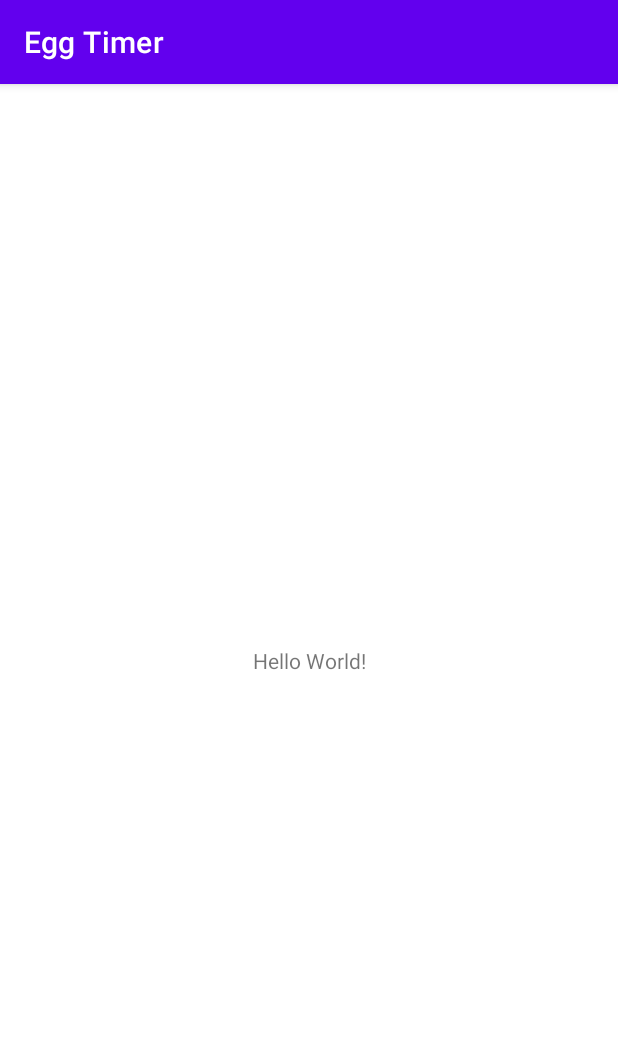
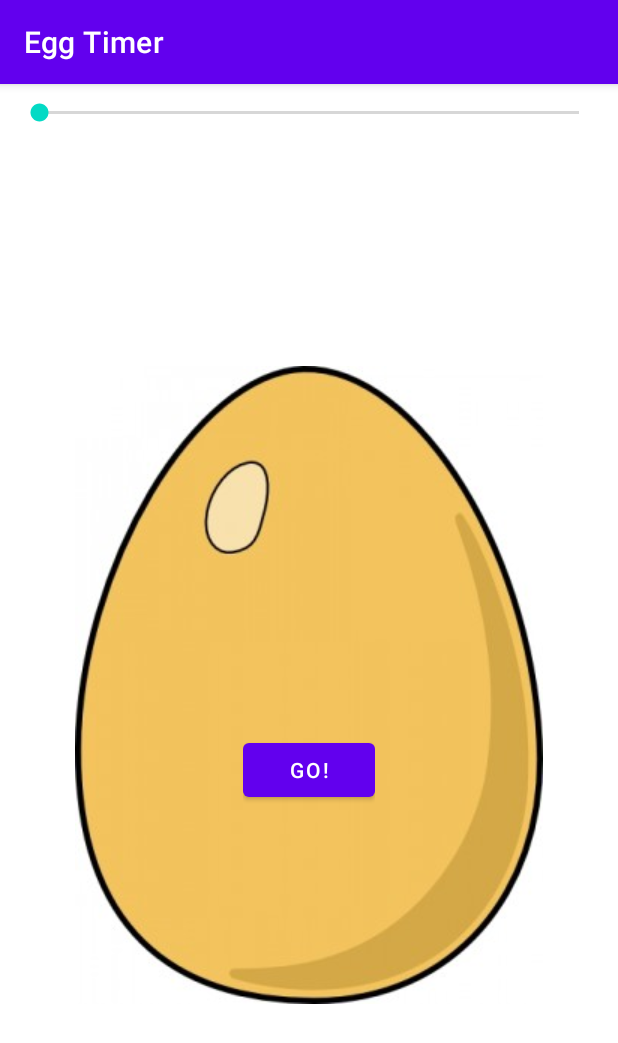
Before and after one commit to DevStar999/egg-timer, an Android app: the screen it shows after launch (MainActivity), on a phone screen of 412 x 824 dp. Shown: the top 1043 px of the screen. Run offline under Robolectric (Android 15) with nearby library versions, the phone set to English and light mode, and no system bars.

Commit message:
Setting up the layout and initialising the views

```diff
--- a/app/src/main/java/com/example/eggtimer/MainActivity.java
+++ b/app/src/main/java/com/example/eggtimer/MainActivity.java
@@ -3,12 +3,26 @@ package com.example.eggtimer;
 import androidx.appcompat.app.AppCompatActivity;
 
 import android.os.Bundle;
+import android.widget.Button;
+import android.widget.SeekBar;
+import android.widget.TextView;
 
 public class MainActivity extends AppCompatActivity {
+    private SeekBar eggTimerSeekBar;
+    private TextView eggTimerDisplayTextView;
+    private Button eggTimerTriggerButton;
+
+    private void initialise() {
+        eggTimerSeekBar = findViewById(R.id.eggTimerSeekBar);
+        eggTimerDisplayTextView = findViewById(R.id.eggTimerDisplayTextView);
+        eggTimerTriggerButton = findViewById(R.id.eggTimerTriggerButton);
+    }
 
     @Override
     protected void onCreate(Bundle savedInstanceState) {
         super.onCreate(savedInstanceState);
         setContentView(R.layout.activity_main);
+
+        initialise();
     }
 }
--- a/app/src/main/res/layout/activity_main.xml
+++ b/app/src/main/res/layout/activity_main.xml
@@ -5,15 +5,56 @@
     xmlns:tools="http://schemas.android.com/tools"
     android:layout_width="match_parent"
     android:layout_height="match_parent"
-    tools:context=".MainActivity">
+    tools:context=".MainActivity"
+    android:padding="10dp">
 
-    <TextView
+    <SeekBar
+        android:id="@+id/eggTimerSeekBar"
+        android:layout_width="match_parent"
+        android:layout_height="wrap_content"
+        app:layout_constraintTop_toTopOf="parent"
+        app:layout_constraintRight_toRightOf="parent"
+        app:layout_constraintLeft_toLeftOf="parent" />
+
+    <ImageView
+        android:id="@+id/eggImageView"
+        android:layout_width="match_parent"
+        android:layout_height="0dp"
+        android:layout_marginTop="15dp"
+        android:src="@drawable/egg"
+        android:scaleType="centerInside"
+        app:layout_constraintTop_toBottomOf="@id/eggTimerSeekBar"
+        app:layout_constraintBottom_toBottomOf="parent"
+        app:layout_constraintRight_toRightOf="parent"
+        app:layout_constraintLeft_toLeftOf="parent" />
+
+    <LinearLayout
+        android:id="@+id/eggTimerLinearLayout"
         android:layout_width="wrap_content"
         android:layout_height="wrap_content"
-        android:text="Hello World!"
+        android:orientation="vertical"
+        app:layout_constraintTop_toBottomOf="@id/eggTimerSeekBar"
         app:layout_constraintBottom_toBottomOf="parent"
+        app:layout_constraintRight_toRightOf="parent"
         app:layout_constraintLeft_toLeftOf="parent"
-        app:layout_constraintRight_toRightOf="parent"
-        app:layout_constraintTop_toTopOf="parent" />
+        app:layout_constraintVertical_bias="0.55">
+        <TextView
+            android:id="@+id/eggTimerDisplayTextView"
+            android:textColor="@color/dark_brown"
+            android:textAlignment="center"
+            android:textStyle="bold"
+            android:textSize="50sp"
+            android:layout_width="wrap_content"
+            android:layout_height="wrap_content"
+            android:layout_gravity="center"/>
+
+        <Button
+            android:id="@+id/eggTimerTriggerButton"
+            android:layout_width="wrap_content"
+            android:layout_height="wrap_content"
+            android:layout_gravity="center"
+            android:text="Go!"/>
+    </LinearLayout>
+
 
 </androidx.constraintlayout.widget.ConstraintLayout>
```
